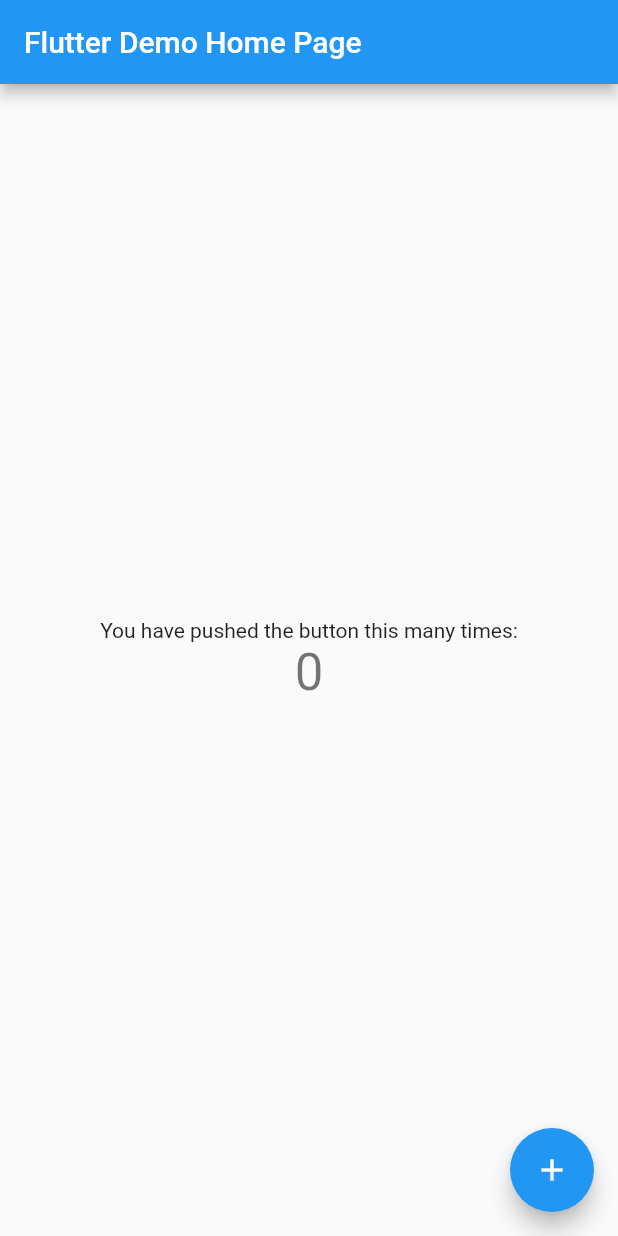
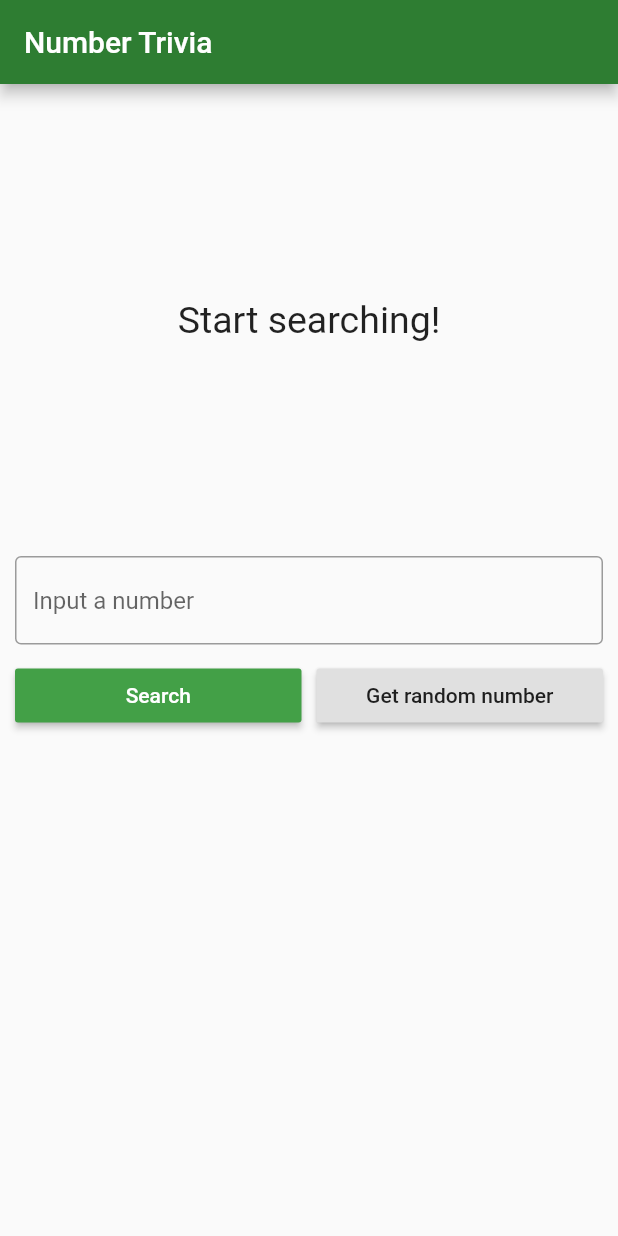
Before and after one commit to bogdanorzea/clean_architecture_tdd_course, a Flutter app: the screen it shows after launch, on a phone screen of 412 x 824 dp. Run offline on Flutter 3.47's test engine with Material 2 defaults, Android fonts, the light colour scheme and no system bars; our stand-ins replace bloc, dartz, data_connection_checker, equatable, flutter_bloc, get_it and 1 more.

Commit message:
Complete Lesson 14

```diff
--- /dev/null
+++ b/lib/features/number_trivia/presentation/pages/number_trivia_page.dart
@@ -0,0 +1,50 @@
+import 'package:flutter/material.dart';
+import 'package:flutter_bloc/flutter_bloc.dart';
+
+import '../../../../injection_container.dart';
+import '../bloc/number_trivia_bloc.dart';
+import '../widgets/widgets.dart';
+
+class NumberTriviaPage extends StatelessWidget {
+  const NumberTriviaPage({Key key}) : super(key: key);
+
+  @override
+  Widget build(BuildContext context) {
+    return Scaffold(
+      appBar: AppBar(title: Text('Number Trivia')),
+      body: SafeArea(
+        child: SingleChildScrollView(
+          child: BlocProvider(
+            builder: (_) => sl<NumberTriviaBloc>(),
+            child: Padding(
+              padding: const EdgeInsets.all(10.0),
+              child: Column(
+                children: [
+                  SizedBox(height: 10),
+                  // Top half
+                  BlocBuilder<NumberTriviaBloc, NumberTriviaState>(
+                    builder: (context, state) {
+                      if (state is Empty) {
+                        return MessageDisplay(message: 'Start searching!');
+                      } else if (state is Loading) {
+                        return LoadingWidget();
+                      } else if (state is Loaded) {
+                        return TriviaDisplay(numberTrivia: state.numberTrivia);
+                      } else if (state is Error) {
+                        return MessageDisplay(message: state.message);
+                      }
+                    },
+                  ),
+                  SizedBox(height: 20),
+
+                  // Bottom half
+                  TriviaControls(),
+                ],
+              ),
+            ),
+          ),
+        ),
+      ),
+    );
+  }
+}
--- /dev/null
+++ b/lib/features/number_trivia/presentation/widgets/message_display.dart
@@ -0,0 +1,23 @@
+import 'package:flutter/material.dart';
+
+class MessageDisplay extends StatelessWidget {
+  const MessageDisplay({Key key, @required this.message}) : super(key: key);
+
+  final String message;
+
+  @override
+  Widget build(BuildContext context) {
+    return Container(
+      height: MediaQuery.of(context).size.height / 3,
+      child: Center(
+        child: SingleChildScrollView(
+          child: Text(
+            message,
+            style: TextStyle(fontSize: 25),
+            textAlign: TextAlign.center,
+          ),
+        ),
+      ),
+    );
+  }
+}
--- /dev/null
+++ b/lib/features/number_trivia/presentation/widgets/trivia_controls.dart
@@ -0,0 +1,71 @@
+import 'package:clean_architecture_tdd_course/features/number_trivia/presentation/bloc/number_trivia_bloc.dart';
+import 'package:flutter/material.dart';
+import 'package:flutter_bloc/flutter_bloc.dart';
+
+class TriviaControls extends StatefulWidget {
+  const TriviaControls({Key key}) : super(key: key);
+
+  @override
+  _TriviaControlsState createState() => _TriviaControlsState();
+}
+
+class _TriviaControlsState extends State<TriviaControls> {
+  final TextEditingController controller = TextEditingController();
+  String inputStr = '';
+
+  @override
+  Widget build(BuildContext context) {
+    return Column(
+      children: [
+        TextField(
+          controller: controller,
+          keyboardType: TextInputType.number,
+          decoration: InputDecoration(
+            border: OutlineInputBorder(),
+            hintText: 'Input a number',
+          ),
+          onChanged: (value) {
+            inputStr = value;
+          },
+          onEditingComplete: dispatchConcrete,
+        ),
+        SizedBox(height: 10),
+        Row(
+          children: [
+            Expanded(
+              child: RaisedButton(
+                child: Text('Search'),
+                color: Theme.of(context).accentColor,
+                textTheme: ButtonTextTheme.primary,
+                onPressed: dispatchConcrete,
+              ),
+            ),
+            SizedBox(width: 10),
+            Expanded(
+              child: RaisedButton(
+                child: Text('Get random number'),
+                onPressed: dispatchRandom,
+              ),
+            ),
+          ],
+        )
+      ],
+    );
+  }
+
+  void dispatchConcrete() {
+    BlocProvider.of<NumberTriviaBloc>(context).dispatch(GetTriviaForConcreteNumber(inputStr));
+    resetInput();
+  }
+
+  void dispatchRandom() {
+    BlocProvider.of<NumberTriviaBloc>(context).dispatch(GetTriviaForRandomNumber());
+    resetInput();
+  }
+
+  void resetInput() {
+    inputStr = '';
+    controller.clear();
+    FocusScope.of(context).unfocus();
+  }
+}
--- /dev/null
+++ b/lib/features/number_trivia/presentation/widgets/widgets.dart
@@ -0,0 +1,4 @@
+export 'loading_widget.dart';
+export 'message_display.dart';
+export 'trivia_controls.dart';
+export 'trivia_display.dart';
--- a/lib/main.dart
+++ b/lib/main.dart
@@ -1,116 +1,25 @@
+import 'package:clean_architecture_tdd_course/features/number_trivia/presentation/pages/number_trivia_page.dart';
 import 'package:clean_architecture_tdd_course/injection_container.dart' as di;
 import 'package:flutter/material.dart';
 
 Future<void> main() async {
+  WidgetsFlutterBinding.ensureInitialized();
+
   await di.init();
 
   runApp(MyApp());
 }
 
 class MyApp extends StatelessWidget {
-  // This widget is the root of your application.
   @override
   Widget build(BuildContext context) {
     return MaterialApp(
-      title: 'Flutter Demo',
+      title: 'Number Trivia',
       theme: ThemeData(
-        // This is the theme of your application.
-        //
-        // Try running your application with "flutter run". You'll see the
-        // application has a blue toolbar. Then, without quitting the app, try
-        // changing the primarySwatch below to Colors.green and then invoke
-        // "hot reload" (press "r" in the console where you ran "flutter run",
-        // or simply save your changes to "hot reload" in a Flutter IDE).
-        // Notice that the counter didn't reset back to zero; the application
-        // is not restarted.
-        primarySwatch: Colors.blue,
+        primaryColor: Colors.green.shade800,
+        accentColor: Colors.green.shade600,
       ),
-      home: MyHomePage(title: 'Flutter Demo Home Page'),
+      home: NumberTriviaPage(),
     );
   }
 }
-
-class MyHomePage extends StatefulWidget {
-  MyHomePage({Key key, this.title}) : super(key: key);
-
-  // This widget is the home page of your application. It is stateful, meaning
-  // that it has a State object (defined below) that contains fields that affect
-  // how it looks.
-
-  // This class is the configuration for the state. It holds the values (in this
-  // case the title) provided by the parent (in this case the App widget) and
-  // used by the build method of the State. Fields in a Widget subclass are
-  // always marked "final".
-
-  final String title;
-
-  @override
-  _MyHomePageState createState() => _MyHomePageState();
-}
-
-class _MyHomePageState extends State<MyHomePage> {
-  int _counter = 0;
-
-  void _incrementCounter() {
-    setState(() {
-      // This call to setState tells the Flutter framework that something has
-      // changed in this State, which causes it to rerun the build method below
-      // so that the display can reflect the updated values. If we changed
-      // _counter without calling setState(), then the build method would not be
-      // called again, and so nothing would appear to happen.
-      _counter++;
-    });
-  }
-
-  @override
-  Widget build(BuildContext context) {
-    // This method is rerun every time setState is called, for instance as done
-    // by the _incrementCounter method above.
-    //
-    // The Flutter framework has been optimized to make rerunning build methods
-    // fast, so that you can just rebuild anything that needs updating rather
-    // than having to individually change instances of widgets.
-    return Scaffold(
-      appBar: AppBar(
-        // Here we take the value from the MyHomePage object that was created by
-        // the App.build method, and use it to set our appbar title.
-        title: Text(widget.title),
-      ),
-      body: Center(
-        // Center is a layout widget. It takes a single child and positions it
-        // in the middle of the parent.
-        child: Column(
-          // Column is also a layout widget. It takes a list of children and
-          // arranges them vertically. By default, it sizes itself to fit its
-          // children horizontally, and tries to be as tall as its parent.
-          //
-          // Invoke "debug painting" (press "p" in the console, choose the
-          // "Toggle Debug Paint" action from the Flutter Inspector in Android
-          // Studio, or the "Toggle Debug Paint" command in Visual Studio Code)
-          // to see the wireframe for each widget.
-          //
-          // Column has various properties to control how it sizes itself and
-          // how it positions its children. Here we use mainAxisAlignment to
-          // center the children vertically; the main axis here is the vertical
-          // axis because Columns are vertical (the cross axis would be
-          // horizontal).
-          mainAxisAlignment: MainAxisAlignment.center,
-          children: <Widget>[
-            Text(
-              'You have pushed the button this many times:',
-            ),
-            Text(
-              '$_counter',
-              style: Theme.of(context).textTheme.headline4,
-            ),
-          ],
-        ),
-      ),
-      floatingActionButton: FloatingActionButton(
-        onPressed: _incrementCounter,
-        tooltip: 'Increment',
-        child: Icon(Icons.add),
-      ), // This trailing comma makes auto-formatting nicer for build methods.
-    );
-  }
-}
```
Also changed, not shown: lib/features/number_trivia/presentation/widgets/loading_widget.dart (added, +15 -0 lines), lib/features/number_trivia/presentation/widgets/trivia_display.dart (added, +35 -0 lines), pubspec.lock, 5 other files.
